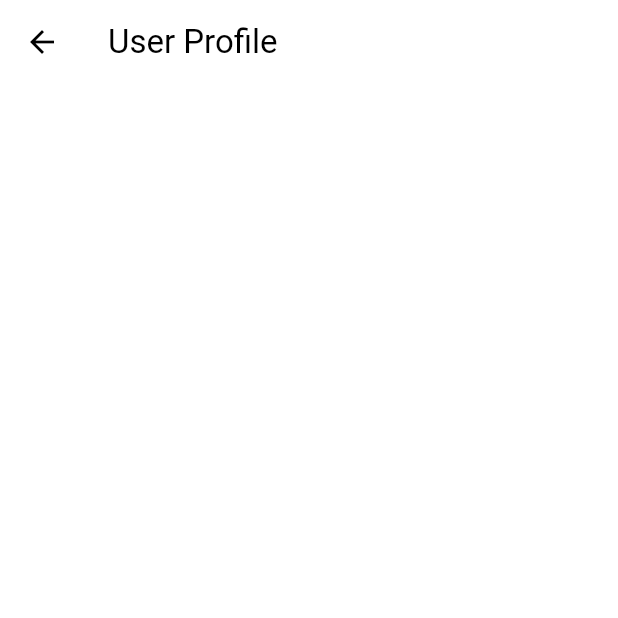
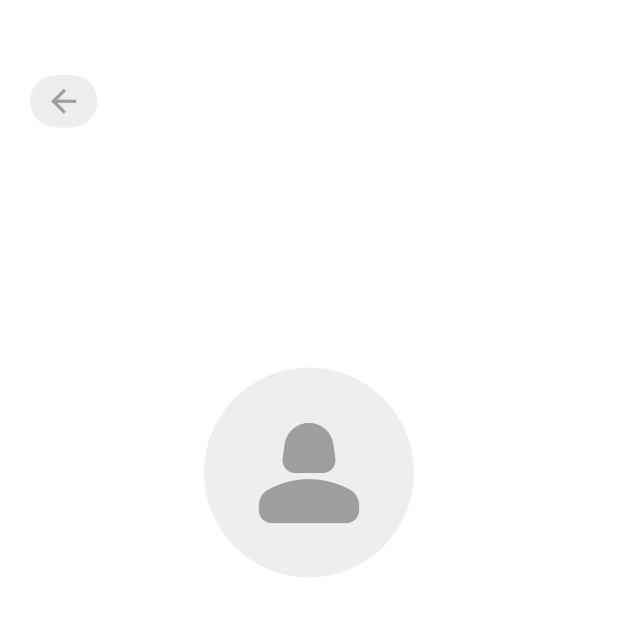
Before and after one commit to Chinokoo/social_medial_app, a Flutter app: the UserProfile screen opened by its route, on a phone screen of 412 x 824 dp, the top half of it. Run offline on Flutter 3.47's test engine with Material 3 defaults, Android fonts, the light colour scheme and no system bars; our stand-ins replace cloud_firestore, firebase_auth, firebase_core, flutter_dotenv, google_fonts; accounts and stored records are empty.

Commit message:
Create: back_button component

```diff
--- /dev/null
+++ b/lib/components/wall_back_button.dart
@@ -0,0 +1,25 @@
+import 'package:flutter/material.dart';
+
+class WallBackButton extends StatelessWidget {
+  final Function()? onTap;
+  const WallBackButton({super.key, required this.onTap});
+
+  @override
+  Widget build(BuildContext context) {
+    return GestureDetector(
+      onTap: onTap,
+      child: Container(
+        padding: const EdgeInsets.symmetric(horizontal: 10, vertical: 5),
+        margin: const EdgeInsets.symmetric(vertical: 50, horizontal: 20),
+        decoration: BoxDecoration(
+            borderRadius: BorderRadius.circular(20),
+            color: Theme.of(context).colorScheme.primary),
+        child: Icon(
+          Icons.arrow_back,
+          size: 25,
+          color: Theme.of(context).colorScheme.inversePrimary,
+        ),
+      ),
+    );
+  }
+}
--- a/lib/pages/user_profile.dart
+++ b/lib/pages/user_profile.dart
@@ -1,6 +1,7 @@
 import 'package:cloud_firestore/cloud_firestore.dart';
 import 'package:firebase_auth/firebase_auth.dart';
 import 'package:flutter/material.dart';
+import 'package:social_medial_app/components/wall_back_button.dart';
 
 class UserProfile extends StatelessWidget {
   UserProfile({super.key});
@@ -19,9 +20,6 @@ class UserProfile extends StatelessWidget {
   Widget build(BuildContext context) {
     return Scaffold(
       backgroundColor: Theme.of(context).colorScheme.surface,
-      appBar: AppBar(
-        title: const Text("User Profile"),
-      ),
       body: FutureBuilder<DocumentSnapshot<Map<String, dynamic>>>(
           future: getUserDetails(),
           builder: (context, snapshot) {
@@ -43,8 +41,40 @@ class UserProfile extends StatelessWidget {
               return Center(
                 child: Column(
                   children: [
-                    Text(user?['email'] ?? "no mail"),
-                    Text(user?['username'] ?? "no username"),
+                    Row(
+                      children: [
+                        WallBackButton(
+                            onTap: () =>
+                                Navigator.pushNamed(context, '/home_page'))
+                      ],
+                    ),
+                    const SizedBox(
+                      height: 100,
+                    ),
+                    Container(
+                      padding: const EdgeInsets.all(20),
+                      margin: const EdgeInsets.all(10),
+                      decoration: BoxDecoration(
+                        borderRadius: BorderRadius.circular(100),
+                        color: Theme.of(context).colorScheme.primary,
+                      ),
+                      child: Icon(
+                        Icons.person_2_rounded,
+                        size: 100,
+                        color: Theme.of(context).colorScheme.inversePrimary,
+                      ),
+                    ),
+                    Text(
+                      user?['email'] ?? "no mail",
+                      style:
+                          TextStyle(fontSize: 25, fontWeight: FontWeight.bold),
+                    ),
+                    Text(
+                      user?['username'] ?? "no username",
+                      style: TextStyle(
+                          color: Theme.of(context).colorScheme.inversePrimary,
+                          fontSize: 16),
+                    ),
                   ],
                 ),
               );
```
